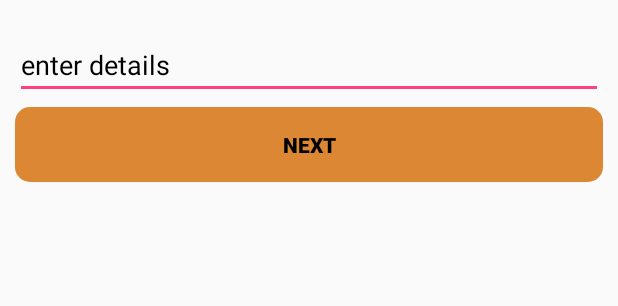
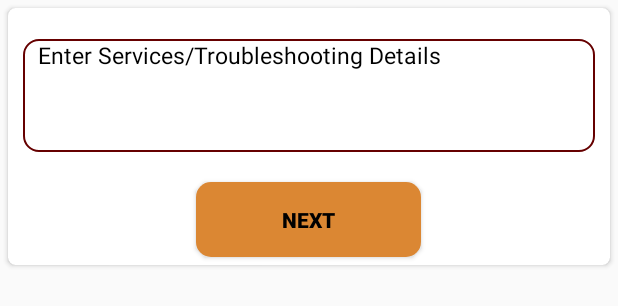
Before and after one commit to codebasepk/carcare, an Android app: the layout fragment_auto_mechanic.xml on its own in the app's theme, with its tools: preview values and no code run, on a phone screen of 412 x 824 dp. Shown: the top 306 px of the screen. Run offline under Robolectric (Android 15) with nearby library versions, the phone set to English and light mode, and no system bars.

Commit message:
get AutoMechanic Services

```diff
--- a/app/src/main/java/com/byteshaft/carecare/Adapters/AutoMechanicCarWashAdapter.java
+++ b/app/src/main/java/com/byteshaft/carecare/Adapters/AutoMechanicCarWashAdapter.java
@@ -34,7 +34,6 @@ public class AutoMechanicCarWashAdapter extends ArrayAdapter<String> {
             convertView = activity.getLayoutInflater().inflate(R.layout.delegate_auto_mechanic, parent, false);
             viewHolder = new ViewHolder();
             viewHolder.itemsCheckBox = convertView.findViewById(R.id.items_checkbox);
-            viewHolder.priceTextView = convertView.findViewById(R.id.price_text_view);
             convertView.setTag(viewHolder);
         } else {
             viewHolder = (ViewHolder) convertView.getTag();
@@ -42,7 +41,6 @@ public class AutoMechanicCarWashAdapter extends ArrayAdapter<String> {
 
         AutoMechanicCarWashItems autoMechanicCarWashItems = arrayList.get(position);
         viewHolder.itemsCheckBox.setText(autoMechanicCarWashItems.getServiceName());
-        viewHolder.priceTextView.setText(autoMechanicCarWashItems.getServicePrice());
         return convertView;
     }
 
@@ -53,7 +51,6 @@ public class AutoMechanicCarWashAdapter extends ArrayAdapter<String> {
 
     class ViewHolder {
 
-        TextView priceTextView;
         CheckBox itemsCheckBox;
 
     }
--- a/app/src/main/java/com/byteshaft/carecare/userFragments/AutoMechanicFragment.java
+++ b/app/src/main/java/com/byteshaft/carecare/userFragments/AutoMechanicFragment.java
@@ -71,14 +71,14 @@ public class AutoMechanicFragment extends Fragment implements HttpRequest.OnRead
                 switch (request.getStatus()) {
                     case HttpURLConnection.HTTP_OK:
                         try {
-                            JSONArray jsonArray = new JSONArray(request.getResponseText());
+                            JSONObject mainJsonObject = new JSONObject(request.getResponseText());
+                            JSONArray jsonArray = mainJsonObject.getJSONArray("results");
                             for (int i = 0; i < jsonArray.length(); i++) {
                                 System.out.println("Test " + jsonArray.getJSONObject(i));
                                 JSONObject jsonObject = jsonArray.getJSONObject(i);
                                 AutoMechanicCarWashItems items = new AutoMechanicCarWashItems();
                                 items.setServiceId(jsonObject.getInt("id"));
                                 items.setServiceName(jsonObject.getString("name"));
-                                items.setServicePrice(jsonObject.getInt("price"));
                                 arrayList.add(items);
                                 adapter.notifyDataSetChanged();
                             }
@@ -94,7 +94,7 @@ public class AutoMechanicFragment extends Fragment implements HttpRequest.OnRead
         request = new HttpRequest(getActivity());
         request.setOnReadyStateChangeListener(this);
         request.setOnErrorListener(this);
-        request.open("GET", String.format("%svegetables/", AppGlobals.BASE_URL));
+        request.open("GET", String.format("%smechanic-services", AppGlobals.BASE_URL));
         request.send();
         Helpers.showProgressDialog(getActivity(), "Fetching Services...");
     }
--- a/app/src/main/res/layout/fragment_auto_mechanic.xml
+++ b/app/src/main/res/layout/fragment_auto_mechanic.xml
@@ -1,39 +1,61 @@
 <?xml version="1.0" encoding="utf-8"?>
 <RelativeLayout xmlns:android="http://schemas.android.com/apk/res/android"
+    xmlns:app="http://schemas.android.com/apk/res-auto"
     android:layout_width="match_parent"
-    android:layout_height="match_parent"
-    android:layout_margin="10dp">
+    android:layout_height="match_parent">
 
+    <android.support.v7.widget.CardView
+        android:layout_width="match_parent"
+        android:layout_height="wrap_content"
+        android:layout_margin="5dp"
+        app:cardCornerRadius="5dp"
+        android:background="#d3d3d3"
+        >
+
+        <RelativeLayout
+            android:layout_width="match_parent"
+            android:layout_height="wrap_content">
 
             <ListView
                 android:id="@+id/auto_mechanic_list_view"
                 android:layout_width="wrap_content"
                 android:layout_height="wrap_content"
                 android:layout_margin="5dp"
+                android:backgroundTint="@color/text_color"
                 android:divider="@null"
-        android:scrollbars="none"/>
+                android:scrollbars="none" />
 
             <EditText
                 android:id="@+id/details_edit_text"
-        android:hint="enter details"
-        android:textColorHint="#000"
+                android:layout_width="match_parent"
+                android:layout_height="wrap_content"
                 android:layout_below="@+id/auto_mechanic_list_view"
-        android:layout_width="match_parent"
-        android:layout_height="wrap_content" />
+                android:layout_margin="10dp"
+                android:layout_marginTop="10dp"
+                android:background="@drawable/rounded_edittext"
+                android:gravity="top|left"
+                android:hint="Enter Services/Troubleshooting Details"
+                android:inputType="textMultiLine"
+                android:lines="4"
+                android:paddingLeft="10dp"
+                android:textColor="@color/button_text_color"
+                android:textColorHint="@color/button_text_color"
+                android:textSize="15sp" />
 
             <android.support.v7.widget.AppCompatButton
                 android:id="@+id/button_next"
-        android:layout_width="match_parent"
+                android:layout_width="150dp"
                 android:layout_height="50dp"
                 android:layout_below="@+id/details_edit_text"
                 android:layout_centerInParent="true"
-        android:layout_marginBottom="10dp"
-        android:layout_marginTop="5dp"
+                android:layout_marginBottom="5dp"
+                android:layout_marginTop="10dp"
                 android:background="@drawable/button_background"
                 android:gravity="center"
                 android:text="next"
                 android:textAllCaps="true"
                 android:textColor="@color/button_text_color"
                 android:textStyle="bold" />
-
         </RelativeLayout>
+    </android.support.v7.widget.CardView>
+</RelativeLayout>
--- a/app/src/main/res/layout/fragment_service_provider_sign_up.xml
+++ b/app/src/main/res/layout/fragment_service_provider_sign_up.xml
@@ -18,8 +18,8 @@
 
             <de.hdodenhof.circleimageview.CircleImageView
                 android:id="@+id/organization_image"
-                android:layout_width="100dp"
-                android:layout_height="100dp"
+                android:layout_width="80dp"
+                android:layout_height="80dp"
                 android:layout_gravity="center_horizontal"
                 android:src="@drawable/camera"
                 app:civ_border_color="#fff"
--- a/app/src/main/res/layout/fragment_user_sign_up.xml
+++ b/app/src/main/res/layout/fragment_user_sign_up.xml
@@ -101,7 +101,6 @@
                 android:id="@+id/confirm_edit_text"
                 android:layout_width="match_parent"
                 android:layout_height="50dp"
-
                 android:layout_marginTop="10dp"
                 android:background="@drawable/rounded_edittext"
                 android:drawableLeft="@mipmap/password"
```
Also changed, not shown: app/src/main/res/layout/delegate_auto_mechanic.xml (+0 -9 lines). Lines whose indentation alone changed are shown as unchanged.
